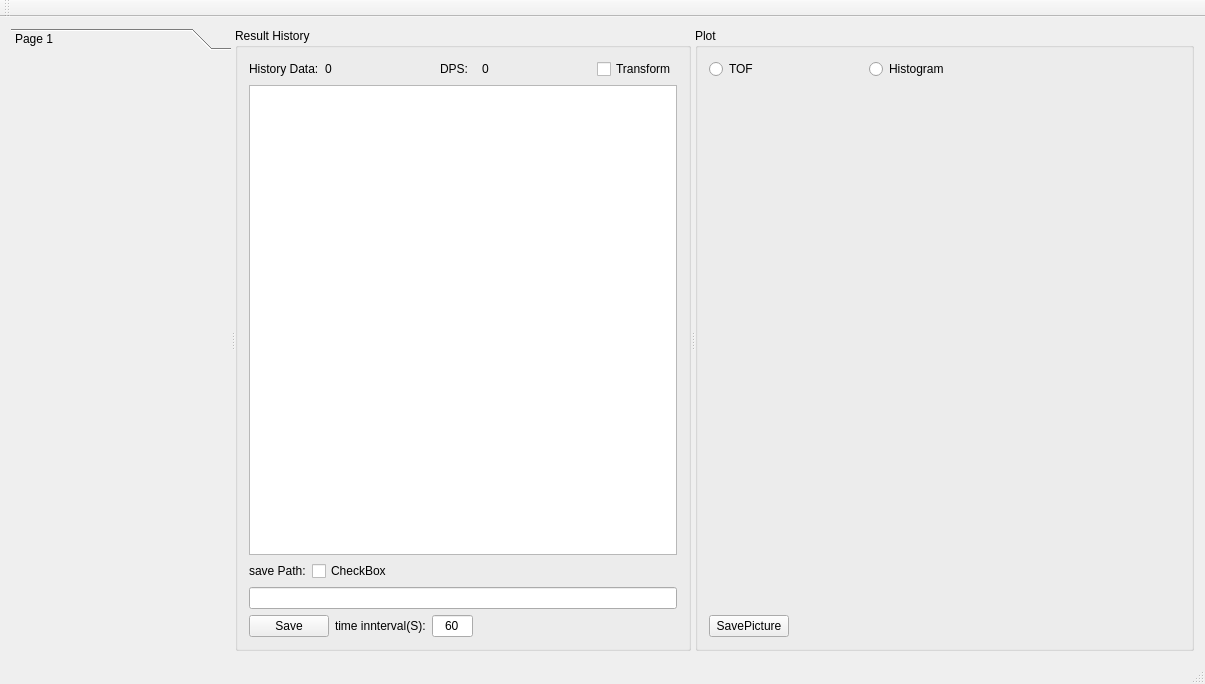
This is mainwindow.ui in heathen557/S3_vidar as Qt 5 draws it before an edit. The edited form follows.
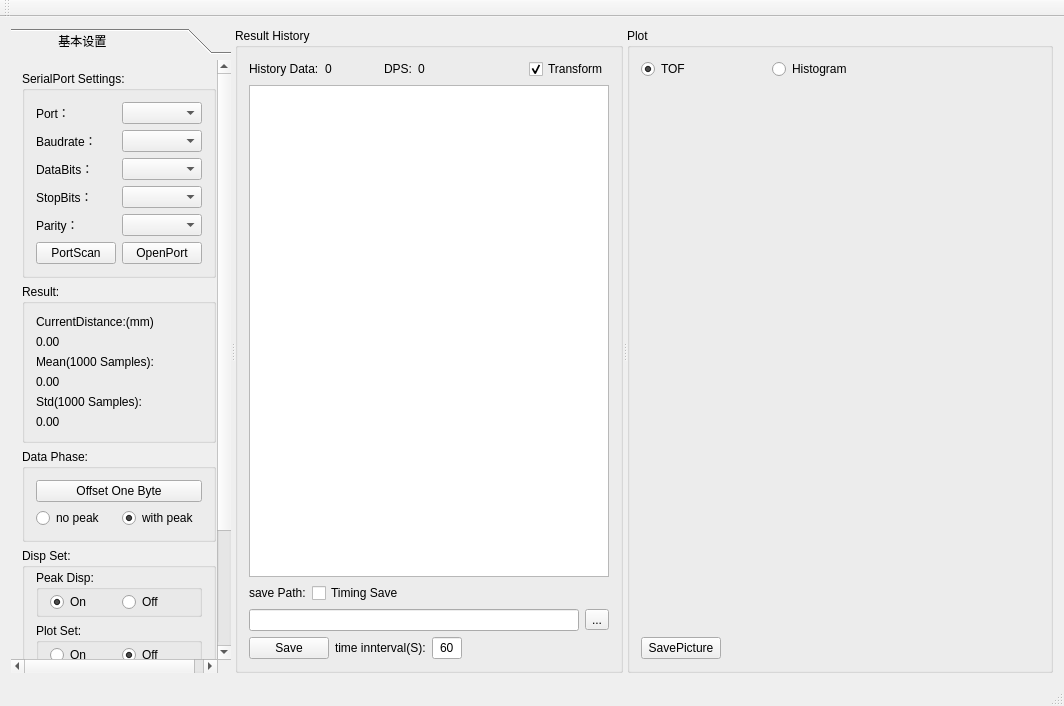
This is the edited form. Icons and pictures are not drawn.

Diff of the .ui file:
```diff
--- a/mainwindow.ui
+++ b/mainwindow.ui
@@ -6,8 +6,8 @@
    <rect>
     <x>0</x>
     <y>0</y>
-    <width>1205</width>
-    <height>684</height>
+    <width>1064</width>
+    <height>706</height>
    </rect>
   </property>
   <property name="windowTitle">
@@ -27,6 +27,10 @@
          <height>0</height>
         </size>
        </property>
+       <property name="styleSheet">
+        <string notr="true">.QToolBox{
+font: 10pt &quot;黑体&quot;;}</string>
+       </property>
        <property name="currentIndex">
         <number>0</number>
        </property>
@@ -35,22 +39,363 @@
          <rect>
           <x>0</x>
           <y>0</y>
-          <width>220</width>
-          <height>583</height>
+          <width>210</width>
+          <height>718</height>
          </rect>
         </property>
+        <property name="styleSheet">
+         <string notr="true">.QWidget{
+font: 10pt &quot;黑体&quot;;}</string>
+        </property>
         <attribute name="label">
-         <string>Page 1</string>
+         <string>             基本设置</string>
         </attribute>
+        <layout class="QGridLayout" name="gridLayout_11" rowstretch="6,5,2,5,3">
+         <item row="0" column="0">
+          <widget class="QGroupBox" name="groupBox_3">
+           <property name="styleSheet">
+            <string notr="true">.QGroupBox
+{font: 10pt &quot;黑体&quot;;}</string>
+           </property>
+           <property name="title">
+            <string>SerialPort Settings:</string>
+           </property>
+           <layout class="QGridLayout" name="gridLayout_4">
+            <item row="0" column="0">
+             <layout class="QFormLayout" name="formLayout">
+              <item row="0" column="0">
+               <widget class="QLabel" name="label_10">
+                <property name="text">
+                 <string>Port：</string>
+                </property>
+               </widget>
+              </item>
+              <item row="0" column="1">
+               <widget class="QComboBox" name="serialPortInfoListBox"/>
+              </item>
+              <item row="1" column="0">
+               <widget class="QLabel" name="label_8">
+                <property name="text">
+                 <string>Baudrate：</string>
+                </property>
+               </widget>
+              </item>
+              <item row="1" column="1">
+               <widget class="QComboBox" name="baudRateBox"/>
+              </item>
+              <item row="2" column="0">
+               <widget class="QLabel" name="label_11">
+                <property name="text">
+                 <string>DataBits：</string>
+                </property>
+               </widget>
+              </item>
+              <item row="2" column="1">
+               <widget class="QComboBox" name="dataBitsBox"/>
+              </item>
+              <item row="3" column="0">
+               <widget class="QLabel" name="label_7">
+                <property name="text">
+                 <string>StopBits：</string>
+                </property>
+               </widget>
+              </item>
+              <item row="3" column="1">
+               <widget class="QComboBox" name="stopBitsBox"/>
+              </item>
+              <item row="4" column="0">
+               <widget class="QLabel" name="label_9">
+                <property name="text">
+                 <string>Parity：</string>
+                </property>
+               </widget>
+              </item>
+              <item row="4" column="1">
+               <widget class="QComboBox" name="parityBox"/>
+              </item>
+              <item row="5" column="0">
+               <widget class="QPushButton" name="pushButton">
+                <property name="text">
+                 <string>PortScan</string>
+                </property>
+               </widget>
+              </item>
+              <item row="5" column="1">
+               <widget class="QPushButton" name="openPort_pushButton">
+                <property name="text">
+                 <string>OpenPort</string>
+                </property>
+               </widget>
+              </item>
+             </layout>
+            </item>
+           </layout>
+          </widget>
+         </item>
+         <item row="1" column="0">
+          <widget class="QGroupBox" name="groupBox_4">
+           <property name="styleSheet">
+            <string notr="true">.QGroupBox
+{font: 10pt &quot;黑体&quot;;}</string>
+           </property>
+           <property name="title">
+            <string>Result:</string>
+           </property>
+           <layout class="QGridLayout" name="gridLayout_5">
+            <item row="0" column="0">
+             <layout class="QVBoxLayout" name="verticalLayout">
+              <item>
+               <widget class="QLabel" name="label_12">
+                <property name="text">
+                 <string>CurrentDistance:(mm)</string>
+                </property>
+               </widget>
+              </item>
+              <item>
+               <widget class="QLabel" name="currentDistance_label">
+                <property name="text">
+                 <string>0.00</string>
+                </property>
+               </widget>
+              </item>
+              <item>
+               <widget class="QLabel" name="label_14">
+                <property name="text">
+                 <string>Mean(1000 Samples):</string>
+                </property>
+               </widget>
+              </item>
+              <item>
+               <widget class="QLabel" name="mean_label">
+                <property name="text">
+                 <string>0.00</string>
+                </property>
+               </widget>
+              </item>
+              <item>
+               <widget class="QLabel" name="label_16">
+                <property name="text">
+                 <string>Std(1000 Samples):</string>
+                </property>
+               </widget>
+              </item>
+              <item>
+               <widget class="QLabel" name="std_label">
+                <property name="text">
+                 <string>0.00</string>
+                </property>
+               </widget>
+              </item>
+             </layout>
+            </item>
+           </layout>
+          </widget>
+         </item>
+         <item row="2" column="0">
+          <widget class="QGroupBox" name="groupBox_5">
+           <property name="styleSheet">
+            <string notr="true">.QGroupBox
+{font: 10pt &quot;黑体&quot;;}</string>
+           </property>
+           <property name="title">
+            <string>Data Phase:</string>
+           </property>
+           <layout class="QGridLayout" name="gridLayout_6">
+            <item row="0" column="0">
+             <widget class="QPushButton" name="offsetOneByte_pushButton">
+              <property name="text">
+               <string>Offset One Byte</string>
+              </property>
+             </widget>
+            </item>
+            <item row="1" column="0">
+             <layout class="QHBoxLayout" name="horizontalLayout_6">
+              <item>
+               <widget class="QRadioButton" name="noPeak_radioButton">
+                <property name="text">
+                 <string>no peak</string>
+                </property>
+               </widget>
+              </item>
+              <item>
+               <widget class="QRadioButton" name="withPeak_radioButton">
+                <property name="text">
+                 <string>with peak</string>
+                </property>
+                <property name="checked">
+                 <bool>true</bool>
+                </property>
+               </widget>
+              </item>
+             </layout>
+            </item>
+           </layout>
+          </widget>
+         </item>
+         <item row="3" column="0">
+          <widget class="QGroupBox" name="groupBox_6">
+           <property name="styleSheet">
+            <string notr="true">.QGroupBox
+{font: 10pt &quot;黑体&quot;;}</string>
+           </property>
+           <property name="title">
+            <string>Disp Set:</string>
+           </property>
+           <layout class="QGridLayout" name="gridLayout_9">
+            <property name="topMargin">
+             <number>2</number>
+            </property>
+            <property name="bottomMargin">
+             <number>5</number>
+            </property>
+            <item row="0" column="0">
+             <widget class="QGroupBox" name="groupBox_7">
+              <property name="title">
+               <string>Peak Disp:</string>
+              </property>
+              <layout class="QGridLayout" name="gridLayout_7">
+               <property name="topMargin">
+                <number>2</number>
+               </property>
+               <property name="bottomMargin">
+                <number>2</number>
+               </property>
+               <item row="0" column="0">
+                <widget class="QRadioButton" name="PeakSet_on_radioButton">
+                 <property name="text">
+                  <string>On</string>
+                 </property>
+                 <property name="checked">
+                  <bool>true</bool>
+                 </property>
+                </widget>
+               </item>
+               <item row="0" column="1">
+                <widget class="QRadioButton" name="PeakSet_off_radioButton">
+                 <property name="text">
+                  <string>Off</string>
+                 </property>
+                </widget>
+               </item>
+              </layout>
+             </widget>
+            </item>
+            <item row="1" column="0">
+             <widget class="QGroupBox" name="groupBox_8">
+              <property name="title">
+               <string>Plot Set:</string>
+              </property>
+              <layout class="QGridLayout" name="gridLayout_8">
+               <property name="topMargin">
+                <number>2</number>
+               </property>
+               <property name="bottomMargin">
+                <number>2</number>
+               </property>
+               <item row="0" column="0">
+                <widget class="QRadioButton" name="plotSet_on_radioButton">
+                 <property name="text">
+                  <string>On</string>
+                 </property>
+                </widget>
+               </item>
+               <item row="0" column="1">
+                <widget class="QRadioButton" name="plotSet_off_radioButton">
+                 <property name="text">
+                  <string>Off</string>
+                 </property>
+                 <property name="checked">
+                  <bool>true</bool>
+                 </property>
+                </widget>
+               </item>
+              </layout>
+             </widget>
+            </item>
+           </layout>
+          </widget>
+         </item>
+         <item row="4" column="0">
+          <widget class="QGroupBox" name="groupBox_9">
+           <property name="title">
+            <string>校准参数：</string>
+           </property>
+           <layout class="QGridLayout" name="gridLayout_10">
+            <property name="topMargin">
+             <number>3</number>
+            </property>
+            <item row="0" column="0">
+             <layout class="QFormLayout" name="formLayout_2">
+              <item row="0" column="0">
+               <widget class="QLabel" name="label_2">
+                <property name="text">
+                 <string>均域：</string>
+                </property>
+               </widget>
+              </item>
+              <item row="0" column="1">
+               <widget class="QLineEdit" name="averageSample_lineEdit">
+                <property name="text">
+                 <string>1</string>
+                </property>
+                <property name="alignment">
+                 <set>Qt::AlignCenter</set>
+                </property>
+               </widget>
+              </item>
+              <item row="1" column="0">
+               <widget class="QLabel" name="label_4">
+                <property name="text">
+                 <string>系数：</string>
+                </property>
+               </widget>
+              </item>
+              <item row="1" column="1">
+               <widget class="QLineEdit" name="Ratio_lineEdit">
+                <property name="text">
+                 <string>1</string>
+                </property>
+                <property name="alignment">
+                 <set>Qt::AlignCenter</set>
+                </property>
+               </widget>
+              </item>
+              <item row="2" column="0">
+               <widget class="QLabel" name="label_13">
+                <property name="text">
+                 <string>偏移：</string>
+                </property>
+               </widget>
+              </item>
+              <item row="2" column="1">
+               <widget class="QLineEdit" name="offset_lineEdit">
+                <property name="text">
+                 <string>0</string>
+                </property>
+                <property name="alignment">
+                 <set>Qt::AlignCenter</set>
+                </property>
+               </widget>
+              </item>
+             </layout>
+            </item>
+           </layout>
+          </widget>
+         </item>
+        </layout>
        </widget>
       </widget>
       <widget class="QGroupBox" name="groupBox">
+       <property name="styleSheet">
+        <string notr="true">.QGroupBox
+{font: 10pt &quot;黑体&quot;;}</string>
+       </property>
        <property name="title">
         <string>Result History</string>
        </property>
        <layout class="QGridLayout" name="gridLayout">
         <item row="0" column="0">
-         <layout class="QHBoxLayout" name="horizontalLayout" stretch="1,1,2,1,1,2,1">
+         <layout class="QHBoxLayout" name="horizontalLayout" stretch="1,1,2,1,1,5,1">
           <item>
            <widget class="QLabel" name="label">
             <property name="text">
@@ -89,7 +434,7 @@
            </widget>
           </item>
           <item>
-           <widget class="QLabel" name="label_4">
+           <widget class="QLabel" name="DPS_label">
             <property name="text">
              <string>0</string>
             </property>
@@ -116,6 +461,9 @@
             <property name="text">
              <string>Transform</string>
             </property>
+            <property name="checked">
+             <bool>true</bool>
+            </property>
            </widget>
           </item>
          </layout>
@@ -135,7 +483,7 @@
           <item>
            <widget class="QCheckBox" name="checkBox_2">
             <property name="text">
-             <string>CheckBox</string>
+             <string>Timing Save</string>
             </property>
            </widget>
           </item>
@@ -155,7 +503,18 @@
          </layout>
         </item>
         <item row="3" column="0">
-         <widget class="QLineEdit" name="lineEdit"/>
+         <layout class="QHBoxLayout" name="horizontalLayout_7">
+          <item>
+           <widget class="QLineEdit" name="savePath_lineEdit"/>
+          </item>
+          <item>
+           <widget class="QToolButton" name="selectSavePathtoolButton">
+            <property name="text">
+             <string>...</string>
+            </property>
+           </widget>
+          </item>
+         </layout>
         </item>
         <item row="4" column="0">
          <layout class="QHBoxLayout" name="horizontalLayout_4" stretch="1,2,1,5">
@@ -201,6 +560,10 @@
        </layout>
       </widget>
       <widget class="QGroupBox" name="groupBox_2">
+       <property name="styleSheet">
+        <string notr="true">.QGroupBox
+{font: 10pt &quot;黑体&quot;;}</string>
+       </property>
        <property name="title">
         <string>Plot</string>
        </property>
@@ -212,6 +575,9 @@
             <property name="text">
              <string>TOF</string>
             </property>
+            <property name="checked">
+             <bool>true</bool>
+            </property>
            </widget>
           </item>
           <item>
```
Left out of the diff: 26 changed lines with no effect on the pictures.
